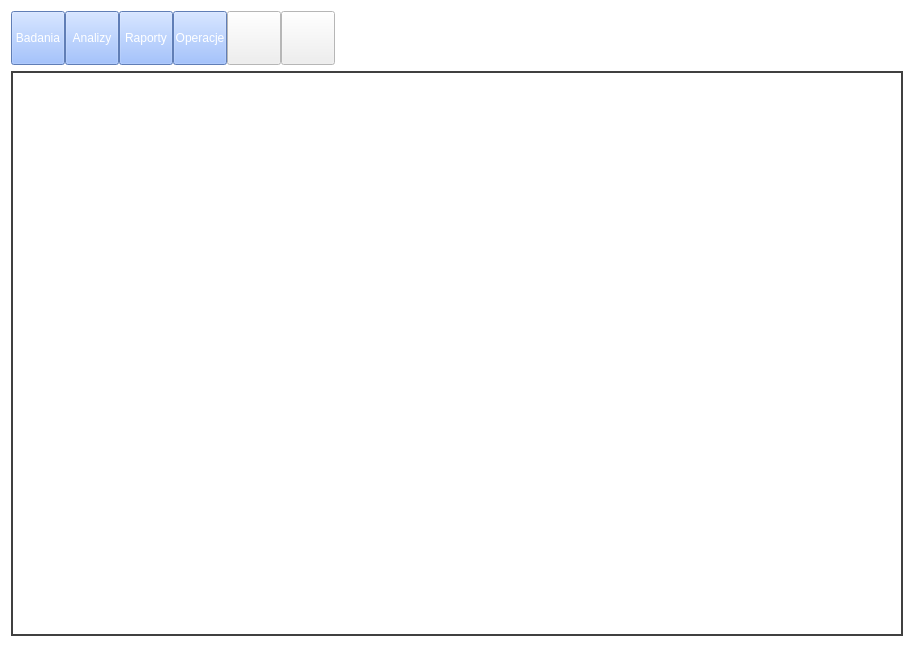
Before: the Qt Designer form trunk/src/edr/src/hmm_view/ui/toolboxmaindeffile.ui in mk4me/hm-mde-one, drawn with Qt 5.
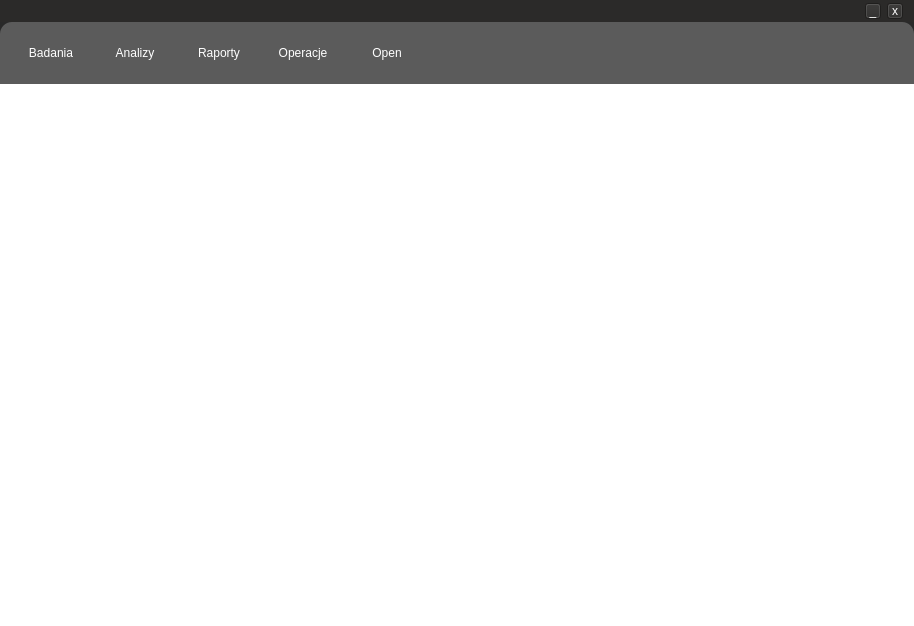
After: the same form once the commit is applied. Icons and pictures are not drawn.

```diff
--- a/trunk/src/edr/src/hmm_view/ui/toolboxmaindeffile.ui
+++ b/trunk/src/edr/src/hmm_view/ui/toolboxmaindeffile.ui
@@ -7,67 +7,94 @@
     <x>0</x>
     <y>0</y>
     <width>914</width>
-    <height>647</height>
+    <height>626</height>
    </rect>
   </property>
   <property name="palette">
    <palette>
     <active>
+     <colorrole role="Button">
+      <brush brushstyle="SolidPattern">
+       <color alpha="255">
+        <red>41</red>
+        <green>41</green>
+        <blue>41</blue>
+       </color>
+      </brush>
+     </colorrole>
      <colorrole role="Base">
       <brush brushstyle="SolidPattern">
        <color alpha="255">
-        <red>255</red>
-        <green>255</green>
-        <blue>255</blue>
+        <red>41</red>
+        <green>41</green>
+        <blue>41</blue>
        </color>
       </brush>
      </colorrole>
      <colorrole role="Window">
       <brush brushstyle="SolidPattern">
        <color alpha="255">
-        <red>255</red>
-        <green>255</green>
-        <blue>255</blue>
+        <red>41</red>
+        <green>41</green>
+        <blue>41</blue>
        </color>
       </brush>
      </colorrole>
     </active>
     <inactive>
+     <colorrole role="Button">
+      <brush brushstyle="SolidPattern">
+       <color alpha="255">
+        <red>41</red>
+        <green>41</green>
+        <blue>41</blue>
+       </color>
+      </brush>
+     </colorrole>
      <colorrole role="Base">
       <brush brushstyle="SolidPattern">
        <color alpha="255">
-        <red>255</red>
-        <green>255</green>
-        <blue>255</blue>
+        <red>41</red>
+        <green>41</green>
+        <blue>41</blue>
        </color>
       </brush>
      </colorrole>
      <colorrole role="Window">
       <brush brushstyle="SolidPattern">
        <color alpha="255">
-        <red>255</red>
-        <green>255</green>
-        <blue>255</blue>
+        <red>41</red>
+        <green>41</green>
+        <blue>41</blue>
        </color>
       </brush>
      </colorrole>
     </inactive>
     <disabled>
+     <colorrole role="Button">
+      <brush brushstyle="SolidPattern">
+       <color alpha="255">
+        <red>41</red>
+        <green>41</green>
+        <blue>41</blue>
+       </color>
+      </brush>
+     </colorrole>
      <colorrole role="Base">
       <brush brushstyle="SolidPattern">
        <color alpha="255">
-        <red>255</red>
-        <green>255</green>
-        <blue>255</blue>
+        <red>41</red>
+        <green>41</green>
+        <blue>41</blue>
        </color>
       </brush>
      </colorrole>
      <colorrole role="Window">
       <brush brushstyle="SolidPattern">
        <color alpha="255">
-        <red>255</red>
-        <green>255</green>
-        <blue>255</blue>
+        <red>41</red>
+        <green>41</green>
+        <blue>41</blue>
        </color>
       </brush>
      </colorrole>
@@ -77,65 +104,95 @@
   <property name="windowTitle">
    <string>EDR</string>
   </property>
+  <property name="styleSheet">
+   <string notr="true">background-color: rgb(41, 41, 41);</string>
+  </property>
   <widget class="QWidget" name="centralWidget">
    <property name="palette">
     <palette>
      <active>
+      <colorrole role="Button">
+       <brush brushstyle="SolidPattern">
+        <color alpha="255">
+         <red>41</red>
+         <green>41</green>
+         <blue>41</blue>
+        </color>
+       </brush>
+      </colorrole>
       <colorrole role="Base">
        <brush brushstyle="SolidPattern">
         <color alpha="255">
-         <red>255</red>
-         <green>255</green>
-         <blue>255</blue>
+         <red>41</red>
+         <green>41</green>
+         <blue>41</blue>
         </color>
        </brush>
       </colorrole>
       <colorrole role="Window">
        <brush brushstyle="SolidPattern">
         <color alpha="255">
-         <red>255</red>
-         <green>255</green>
-         <blue>255</blue>
+         <red>41</red>
+         <green>41</green>
+         <blue>41</blue>
         </color>
        </brush>
       </colorrole>
      </active>
      <inactive>
+      <colorrole role="Button">
+       <brush brushstyle="SolidPattern">
+        <color alpha="255">
+         <red>41</red>
+         <green>41</green>
+         <blue>41</blue>
+        </color>
+       </brush>
+      </colorrole>
       <colorrole role="Base">
        <brush brushstyle="SolidPattern">
         <color alpha="255">
-         <red>255</red>
-         <green>255</green>
-         <blue>255</blue>
+         <red>41</red>
+         <green>41</green>
+         <blue>41</blue>
         </color>
        </brush>
       </colorrole>
       <colorrole role="Window">
        <brush brushstyle="SolidPattern">
         <color alpha="255">
-         <red>255</red>
-         <green>255</green>
-         <blue>255</blue>
+         <red>41</red>
+         <green>41</green>
+         <blue>41</blue>
         </color>
        </brush>
       </colorrole>
      </inactive>
      <disabled>
+      <colorrole role="Button">
+       <brush brushstyle="SolidPattern">
+        <color alpha="255">
+         <red>41</red>
+         <green>41</green>
+         <blue>41</blue>
+        </color>
+       </brush>
+      </colorrole>
       <colorrole role="Base">
        <brush brushstyle="SolidPattern">
         <color alpha="255">
-         <red>255</red>
-         <green>255</green>
-         <blue>255</blue>
+         <red>41</red>
+         <green>41</green>
+         <blue>41</blue>
         </color>
        </brush>
       </colorrole>
       <colorrole role="Window">
        <brush brushstyle="SolidPattern">
         <color alpha="255">
-         <red>255</red>
-         <green>255</green>
-         <blue>255</blue>
+         <red>41</red>
+         <green>41</green>
+         <blue>41</blue>
         </color>
        </brush>
       </colorrole>
@@ -143,26 +200,121 @@
     </palette>
    </property>
    <layout class="QVBoxLayout" name="verticalLayout">
+    <property name="spacing">
+     <number>0</number>
+    </property>
+    <property name="margin">
+     <number>0</number>
+    </property>
     <item>
-     <widget class="QWidget" name="hlayout" native="true">
+     <widget class="QWidget" name="widget" native="true">
+      <property name="sizePolicy">
+       <sizepolicy hsizetype="Preferred" vsizetype="Minimum">
+        <horstretch>0</horstretch>
+        <verstretch>0</verstretch>
+       </sizepolicy>
+      </property>
+      <property name="styleSheet">
+       <string notr="true">background-color: rgb(43, 42, 41);</string>
+      </property>
+      <layout class="QHBoxLayout" name="horizontalLayout_2">
+       <property name="topMargin">
+        <number>3</number>
+       </property>
+       <property name="bottomMargin">
+        <number>3</number>
+       </property>
+       <item>
+        <widget class="QLabel" name="logo">
+         <property name="sizePolicy">
+          <sizepolicy hsizetype="Preferred" vsizetype="Preferred">
+           <horstretch>0</horstretch>
+           <verstretch>0</verstretch>
+          </sizepolicy>
+         </property>
+         <property name="maximumSize">
+          <size>
+           <width>16777215</width>
+           <height>16</height>
+          </size>
+         </property>
+         <property name="text">
+          <string/>
+         </property>
+         <property name="pixmap">
+          <pixmap resource="Icons.qrc">:/resources/icons/header.png</pixmap>
+         </property>
+        </widget>
+       </item>
+       <item>
+        <widget class="QToolButton" name="minimizeButton">
+         <property name="maximumSize">
+          <size>
+           <width>16</width>
+           <height>16</height>
+          </size>
+         </property>
+         <property name="styleSheet">
+          <string notr="true">color: rgb(255, 255, 255);</string>
+         </property>
+         <property name="text">
+          <string>_</string>
+         </property>
+        </widget>
+       </item>
+       <item>
+        <widget class="QToolButton" name="exitButton">
+         <property name="maximumSize">
+          <size>
+           <width>16</width>
+           <height>16</height>
+          </size>
+         </property>
+         <property name="styleSheet">
+          <string notr="true">color: rgb(255, 255, 255);</string>
+         </property>
+         <property name="text">
+          <string>x</string>
+         </property>
+        </widget>
+       </item>
+      </layout>
+     </widget>
+    </item>
+    <item>
+     <widget class="QFrame" name="hlayout">
       <property name="sizePolicy">
        <sizepolicy hsizetype="Minimum" vsizetype="Minimum">
         <horstretch>0</horstretch>
         <verstretch>0</verstretch>
        </sizepolicy>
       </property>
+      <property name="styleSheet">
+       <string notr="true">     background-color: rgb(91, 91, 91);
+     border-top-right-radius: 12px; /* same radius as the QComboBox */
+     border-top-left-radius: 12px;</string>
+      </property>
       <layout class="QHBoxLayout" name="horizontalLayout">
        <property name="spacing">
         <number>0</number>
        </property>
-       <property name="margin">
-        <number>0</number>
+       <property name="leftMargin">
+        <number>9</number>
+       </property>
+       <property name="topMargin">
+        <number>4</number>
+       </property>
+       <property name="rightMargin">
+        <number>9</number>
+       </property>
+       <property name="bottomMargin">
+        <number>4</number>
        </property>
        <item>
         <widget class="QToolButton" name="testsButton">
          <property name="minimumSize">
           <size>
-           <width>54</width>
+           <width>84</width>
            <height>54</height>
           </size>
          </property>
@@ -174,9 +326,28 @@
          </property>
          <property name="styleSheet">
           <string notr="true">QToolButton {
-	background-color: rgb(135, 177, 255);
+	/*background-color: rgb(135, 177, 255);*/
+    border-style: solid;
+     border-width: 1px;
+     border-radius: 9px;
+     border-color: rgb(91, 91, 91);
 	color: white; 
-}</string>
+}
+ QToolButton:hover {
+	 border-style: solid;
+     border-width: 1px;
+     border-radius: 9px;
+     border-color: rgb(135, 177, 255);
+	 color: rgb(135, 177, 255);
+ }
+
+/* QToolButton:pressed {
+	 border-style: solid;
+     border-width: 1px;
+     border-radius: 9px;
+     border-color: rgb(41, 41, 41);
+	 color: rgb(41, 41, 41);
+ }*/</string>
          </property>
          <property name="text">
           <string>Badania</string>
@@ -194,13 +365,16 @@
          <property name="toolButtonStyle">
           <enum>Qt::ToolButtonTextUnderIcon</enum>
          </property>
+         <property name="autoRaise">
+          <bool>true</bool>
+         </property>
         </widget>
        </item>
        <item>
         <widget class="QToolButton" name="analisisButton">
          <property name="minimumSize">
           <size>
-           <width>54</width>
+           <width>84</width>
            <height>54</height>
           </size>
          </property>
@@ -212,9 +386,28 @@
          </property>
          <property name="styleSheet">
           <string notr="true">QToolButton {
-	background-color: rgb(135, 177, 255);
+	/*background-color: rgb(135, 177, 255);*/
+    border-style: solid;
+     border-width: 1px;
+     border-radius: 9px;
+     border-color: rgb(91, 91, 91);
 	color: white; 
-}</string>
+}
+ QToolButton:hover {
+	 border-style: solid;
+     border-width: 1px;
+     border-radius: 9px;
+     border-color: rgb(135, 177, 255);
+	 color: rgb(135, 177, 255);
+ }
+
+/* QToolButton:pressed {
+	 border-style: solid;
+     border-width: 1px;
+     border-radius: 9px;
+     border-color: rgb(41, 41, 41);
+	 color: rgb(41, 41, 41);
+ }*/</string>
          </property>
          <property name="text">
           <string>Analizy</string>
@@ -232,13 +425,16 @@
          <property name="toolButtonStyle">
           <enum>Qt::ToolButtonTextUnderIcon</enum>
          </property>
+         <property name="autoRaise">
+          <bool>true</bool>
+         </property>
         </widget>
        </item>
        <item>
         <widget class="QToolButton" name="raportsButton">
          <property name="minimumSize">
           <size>
-           <width>54</width>
+           <width>84</width>
            <height>54</height>
           </size>
          </property>
@@ -250,9 +446,28 @@
          </property>
          <property name="styleSheet">
           <string notr="true">QToolButton {
-	background-color: rgb(135, 177, 255);
+	/*background-color: rgb(135, 177, 255);*/
+    border-style: solid;
+     border-width: 1px;
+     border-radius: 9px;
+     border-color: rgb(91, 91, 91);
 	color: white; 
-}</string>
+}
+ QToolButton:hover {
+	 border-style: solid;
+     border-width: 1px;
+     border-radius: 9px;
+     border-color: rgb(135, 177, 255);
+	 color: rgb(135, 177, 255);
+ }
+
+/* QToolButton:pressed {
+	 border-style: solid;
+     border-width: 1px;
+     border-radius: 9px;
+     border-color: rgb(41, 41, 41);
+	 color: rgb(41, 41, 41);
+ }*/</string>
          </property>
          <property name="text">
           <string>Raporty</string>
@@ -270,13 +485,16 @@
          <property name="toolButtonStyle">
           <enum>Qt::ToolButtonTextUnderIcon</enum>
          </property>
+         <property name="autoRaise">
+          <bool>true</bool>
+         </property>
         </widget>
        </item>
        <item>
         <widget class="QToolButton" name="operationsButton">
          <property name="minimumSize">
           <size>
-           <width>54</width>
+           <width>84</width>
            <height>54</height>
           </size>
          </property>
@@ -288,9 +506,28 @@
          </property>
          <property name="styleSheet">
           <string notr="true">QToolButton {
-	background-color: rgb(135, 177, 255);
+	/*background-color: rgb(135, 177, 255);*/
+    border-style: solid;
+     border-width: 1px;
+     border-radius: 9px;
+     border-color: rgb(91, 91, 91);
 	color: white; 
-}</string>
+}
+ QToolButton:hover {
+	 border-style: solid;
+     border-width: 1px;
+     border-radius: 9px;
+     border-color: rgb(135, 177, 255);
+	 color: rgb(135, 177, 255);
+ }
+
+/* QToolButton:pressed {
+	 border-style: solid;
+     border-width: 1px;
+     border-radius: 9px;
+     border-color: rgb(41, 41, 41);
+	 color: rgb(41, 41, 41);
+ }*/</string>
          </property>
          <property name="text">
           <string>Operacje</string>
@@ -308,69 +545,56 @@
          <property name="toolButtonStyle">
           <enum>Qt::ToolButtonTextUnderIcon</enum>
          </property>
+         <property name="autoRaise">
+          <bool>true</bool>
+         </property>
         </widget>
        </item>
        <item>
-        <widget class="QPushButton" name="openButton">
+        <widget class="QToolButton" name="openButton">
          <property name="minimumSize">
           <size>
-           <width>54</width>
+           <width>84</width>
            <height>54</height>
           </size>
          </property>
-         <property name="maximumSize">
-          <size>
-           <width>54</width>
-           <height>54</height>
-          </size>
+         <property name="styleSheet">
+          <string notr="true">QToolButton {
+	/*background-color: rgb(135, 177, 255);*/
+    border-style: solid;
+     border-width: 1px;
+     border-radius: 9px;
+     border-color: rgb(91, 91, 91);
+	color: white; 
+}
+ QToolButton:hover {
+	 border-style: solid;
+     border-width: 1px;
+     border-radius: 9px;
+     border-color: rgb(135, 177, 255);
+	 color: rgb(135, 177, 255);
+ }
+
+</string>
          </property>
-         <property name="toolTip">
+         <property name="text">
           <string>Open</string>
          </property>
-         <property name="text">
-          <string/>
-         </property>
          <property name="icon">
           <iconset resource="Icons.qrc">
            <normaloff>:/resources/icons/openSession.png</normaloff>:/resources/icons/openSession.png</iconset>
          </property>
          <property name="iconSize">
           <size>
-           <width>39</width>
-           <height>39</height>
+           <width>28</width>
+           <height>28</height>
           </size>
          </property>
-        </widget>
-       </item>
-       <item>
-        <widget class="QPushButton" name="closeButton">
-         <property name="minimumSize">
-          <size>
-           <width>54</width>
-           <height>54</height>
-          </size>
+         <property name="toolButtonStyle">
+          <enum>Qt::ToolButtonTextUnderIcon</enum>
          </property>
-         <property name="maximumSize">
-          <size>
-           <width>54</width>
-           <height>54</height>
-          </size>
-         </property>
-         <property name="toolTip">
-          <string>Close</string>
-         </property>
-         <property name="text">
-          <string/>
-         </property>
-         <property name="icon">
-          <iconset resource="Icons.qrc">
-           <normaloff>:/resources/icons/close.png</normaloff>:/resources/icons/close.png</iconset>
-         </property>
-         <property name="iconSize">
-          <size>
-           <width>39</width>
-           <height>39</height>
-          </size>
+         <property name="autoRaise">
+          <bool>true</bool>
          </property>
         </widget>
        </item>
@@ -387,16 +611,6 @@
          </property>
         </spacer>
        </item>
-       <item>
-        <widget class="QLabel" name="label">
-         <property name="text">
-          <string/>
-         </property>
-         <property name="pixmap">
-          <pixmap resource="Icons.qrc">:/resources/icons/logo2.png</pixmap>
-         </property>
-        </widget>
-       </item>
       </layout>
      </widget>
     </item>
@@ -409,17 +623,22 @@
        </sizepolicy>
       </property>
       <property name="styleSheet">
-       <string notr="true">QFrame {
-	color: rgb(64, 64, 64);
-}
-</string>
+       <string notr="true">background-color: rgb(255, 255, 255);</string>
       </property>
       <property name="frameShape">
-       <enum>QFrame::Box</enum>
+       <enum>QFrame::NoFrame</enum>
       </property>
       <property name="lineWidth">
-       <number>2</number>
+       <number>0</number>
       </property>
+      <layout class="QHBoxLayout" name="horizontalLayout_4">
+       <property name="spacing">
+        <number>0</number>
+       </property>
+       <property name="margin">
+        <number>5</number>
+       </property>
+      </layout>
      </widget>
     </item>
    </layout>
```
Left out of the diff: 105 changed lines with no effect on the pictures.
